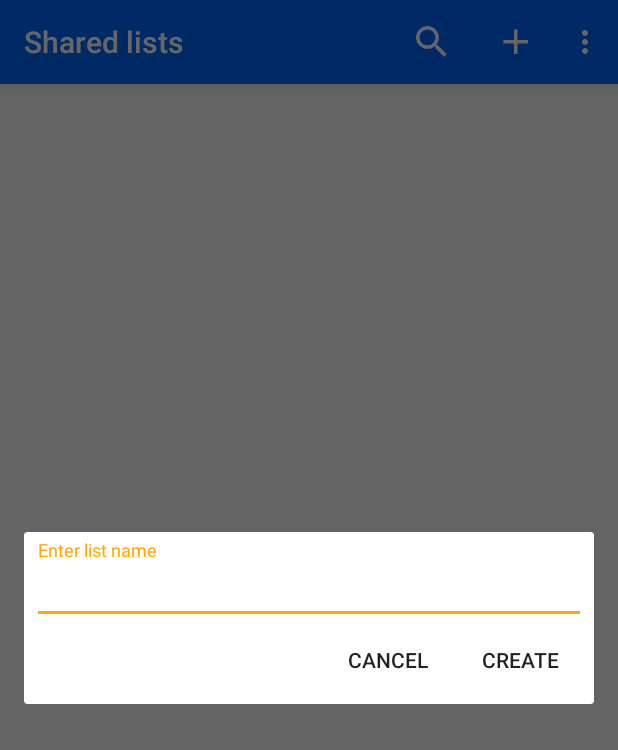
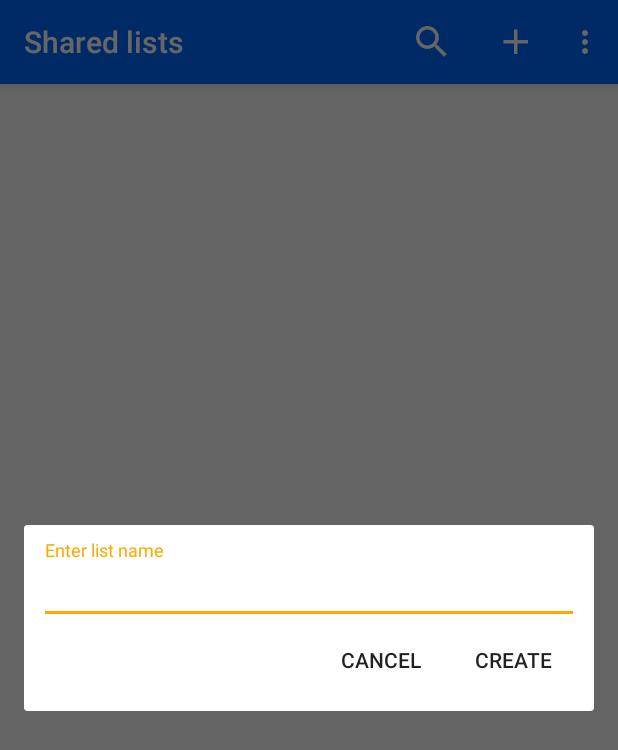
Before and after one commit to agbaria/SharedShoppingList, an Android app: the fragment EnterListNameFragment placed in its activity, on a phone screen of 412 x 824 dp. Shown: the top 750 px of the screen. Run offline under Robolectric (Android 15) with nearby library versions, the phone set to English and light mode, and no system bars; our stand-ins replace Firebase (no records; nobody signed in at launch, a user with empty details on screens opened directly).

```diff
--- a/app/src/main/java/dev/agbaria/sharedshoppinglist/Activities/MainActivity.java
+++ b/app/src/main/java/dev/agbaria/sharedshoppinglist/Activities/MainActivity.java
@@ -16,6 +16,7 @@ import dev.agbaria.sharedshoppinglist.Fragments.FriendsFragment;
 import dev.agbaria.sharedshoppinglist.Fragments.SavedListsFragment;
 import dev.agbaria.sharedshoppinglist.Fragments.SharedListsFragment;
 import dev.agbaria.sharedshoppinglist.R;
+import dev.agbaria.sharedshoppinglist.Utils;
 
 public class MainActivity extends AppCompatActivity {
 
@@ -47,6 +48,7 @@ public class MainActivity extends AppCompatActivity {
                 }
                 else if (isFirst){
                     isFirst = false;
+                    Utils.getUser();
                     Fragment shoppingLists = new SharedListsFragment();
                     getSupportFragmentManager().beginTransaction()
                             .add(R.id.content_main, shoppingLists).commit();
--- a/app/src/main/java/dev/agbaria/sharedshoppinglist/Adapters/ListInfoAdapter.java
+++ b/app/src/main/java/dev/agbaria/sharedshoppinglist/Adapters/ListInfoAdapter.java
@@ -57,9 +57,9 @@ public class ListInfoAdapter extends RecyclerView.Adapter<RecyclerView.ViewHolde
         if (viewType == FIRST){
             HeaderViewHolder viewHolder = (HeaderViewHolder) holder;
             viewHolder.listOwner.setText(list.getListOwner());
-            Date creationDate = new Date(list.getCreationTimeStamp() * 1000L);
+            Date creationDate = new Date(list.getCreationTimeStamp());
             viewHolder.creationDate.setText(DateFormat.format("dd/MM/yyyy", creationDate));
-            Date joinDate = new Date(myList.getJoinDate() * 1000L);
+            Date joinDate = new Date(myList.getJoinDate());
             viewHolder.joinDate.setText(DateFormat.format("dd/MM/yyyy", joinDate));
         }
         else{
--- a/app/src/main/java/dev/agbaria/sharedshoppinglist/Fragments/AddListFragment.java
+++ b/app/src/main/java/dev/agbaria/sharedshoppinglist/Fragments/EnterListNameFragment.java
@@ -3,6 +3,7 @@ package dev.agbaria.sharedshoppinglist.Fragments;
 
 import android.content.Intent;
 import android.os.Bundle;
+import android.support.annotation.NonNull;
 import android.support.v4.app.DialogFragment;
 import android.view.LayoutInflater;
 import android.view.View;
@@ -14,11 +15,14 @@ import dev.agbaria.sharedshoppinglist.R;
 /**
  * A simple {@link DialogFragment} subclass.
  */
-public class AddListFragment extends DialogFragment implements View.OnClickListener {
+public class EnterListNameFragment extends DialogFragment implements View.OnClickListener {
+
+    private static final int OK = 1;
+    private static final int NOT_OK = 2;
 
     private EditText etListName;
 
-    public AddListFragment() {
+    public EnterListNameFragment() {
         // Required empty public constructor
     }
 
@@ -26,7 +30,7 @@ public class AddListFragment extends DialogFragment implements View.OnClickListe
     public View onCreateView(LayoutInflater inflater, ViewGroup container,
                              Bundle savedInstanceState) {
         // Inflate the layout for this fragment
-        View view = inflater.inflate(R.layout.fragment_add_list, container, false);
+        View view = inflater.inflate(R.layout.fragment_enter_list_name, container, false);
         view.findViewById(R.id.btnCancel).setOnClickListener(this);
         view.findViewById(R.id.btnCreateListName).setOnClickListener(this);
         etListName = (EditText) view.findViewById(R.id.etAddListName);
@@ -40,9 +44,10 @@ public class AddListFragment extends DialogFragment implements View.OnClickListe
                 showError();
                 return;
             }
-            else getTargetFragment().onActivityResult(getTargetRequestCode(), 1, new Intent().putExtra("listName", getListName()));
+            else getTargetFragment().onActivityResult(getTargetRequestCode(), OK,
+                    new Intent().putExtra("listName", getListName()));
         }
-        else getTargetFragment().onActivityResult(getTargetRequestCode(), 0, null);
+        else getTargetFragment().onActivityResult(getTargetRequestCode(), NOT_OK, null);
         dismiss();
     }
 
@@ -51,11 +56,10 @@ public class AddListFragment extends DialogFragment implements View.OnClickListe
     }
 
     private boolean validate() {
-        if (getListName().length() < 3)
-            return false;
-        return true;
+        return getListName().length() >= 3;
     }
 
+    @NonNull
     private String getListName() {
         return etListName.getText().toString();
     }
--- a/app/src/main/java/dev/agbaria/sharedshoppinglist/Fragments/FriendsFragment.java
+++ b/app/src/main/java/dev/agbaria/sharedshoppinglist/Fragments/FriendsFragment.java
@@ -14,6 +14,7 @@ import android.view.MenuInflater;
 import android.view.MenuItem;
 import android.view.View;
 import android.view.ViewGroup;
+import android.view.inputmethod.InputMethodManager;
 import android.widget.EditText;
 import android.widget.ImageButton;
 import android.widget.Toast;
@@ -225,6 +226,8 @@ public class FriendsFragment extends Fragment
                         User friend = dataSnapshot.getValue(User.class);
                         rootRef.child("UserFriends").child(userID).child(encodedEmail).setValue(friend);
                         etAddFriend.setText("");
+                        InputMethodManager imm = (InputMethodManager) getActivity().getSystemService(getContext().INPUT_METHOD_SERVICE);
+                        imm.toggleSoftInput(InputMethodManager.SHOW_FORCED, 0);
                     }
                 }
 
--- a/app/src/main/java/dev/agbaria/sharedshoppinglist/Utils.java
+++ b/app/src/main/java/dev/agbaria/sharedshoppinglist/Utils.java
@@ -4,15 +4,24 @@ import android.widget.EditText;
 
 import com.google.firebase.auth.FirebaseAuth;
 import com.google.firebase.auth.FirebaseUser;
+import com.google.firebase.database.DataSnapshot;
+import com.google.firebase.database.DatabaseError;
+import com.google.firebase.database.FirebaseDatabase;
+import com.google.firebase.database.ValueEventListener;
 
 import java.util.regex.Matcher;
 import java.util.regex.Pattern;
 
+import dev.agbaria.sharedshoppinglist.Models.User;
+
 /**
- * Created by 3la2 on 10/01/2017.
+ * Created by agbaria on 10/01/2017.
+ *
  */
 
 public class Utils {
+
+    private static User user = null;
 
     public static boolean validate(String email, EditText editText) {
         boolean isValid = false;
@@ -29,12 +38,29 @@ public class Utils {
     }
 
     public static String getUserID() {
+        if (user != null)
+            return user.getEmail();
         FirebaseUser currentUser = FirebaseAuth.getInstance().getCurrentUser();
+        assert currentUser != null;
         return currentUser.getEmail().replaceAll("\\.", ",");
     }
 
     public static String getUserName() {
-        FirebaseUser currentUser = FirebaseAuth.getInstance().getCurrentUser();
-        return currentUser.getDisplayName();
+        return user.getName();
+    }
+
+    public static void getUser() {
+        FirebaseDatabase.getInstance().getReference().child("Users").child(getUserID())
+                .addListenerForSingleValueEvent(new ValueEventListener() {
+                    @Override
+                    public void onDataChange(DataSnapshot dataSnapshot) {
+                        user = dataSnapshot.getValue(User.class);
+                    }
+
+                    @Override
+                    public void onCancelled(DatabaseError databaseError) {
+
+                    }
+                });
     }
 }
--- a/app/src/main/res/layout/fragment_add_list.xml
+++ b/app/src/main/res/layout/fragment_enter_list_name.xml
@@ -2,8 +2,8 @@
     xmlns:tools="http://schemas.android.com/tools"
     android:layout_width="match_parent"
     android:layout_height="match_parent"
-    tools:context="dev.agbaria.sharedshoppinglist.Fragments.AddListFragment"
-    android:padding="5dp">
+    tools:context="dev.agbaria.sharedshoppinglist.Fragments.EnterListNameFragment"
+    android:padding="10dp">
 
     <android.support.design.widget.TextInputLayout
         android:layout_width="match_parent"
--- a/app/src/main/res/layout/friends_item.xml
+++ b/app/src/main/res/layout/friends_item.xml
@@ -9,14 +9,12 @@
         android:layout_width="wrap_content"
         android:layout_height="wrap_content"
         android:id="@+id/tvFriendName"
-        android:text="friendName"
         android:textSize="25sp"/>
 
     <TextView
         android:layout_width="wrap_content"
         android:layout_height="wrap_content"
         android:id="@+id/tvFriendEmail"
-        android:text="myEmail@5example.com"
         android:layout_below="@id/tvFriendName"/>
 
 </RelativeLayout>
--- a/app/src/main/res/layout/list_item_item.xml
+++ b/app/src/main/res/layout/list_item_item.xml
@@ -9,7 +9,6 @@
         android:layout_width="wrap_content"
         android:layout_height="wrap_content"
         android:id="@+id/tvItemName"
-        android:text="itemName"
         android:textSize="25sp"/>
 
 
--- a/app/src/main/res/layout/saved_list_item.xml
+++ b/app/src/main/res/layout/saved_list_item.xml
@@ -8,7 +8,6 @@
     <TextView
         android:layout_width="wrap_content"
         android:layout_height="wrap_content"
-        android:text="saved list name"
         android:id="@+id/tvSavedListName"
         android:textSize="25sp"
         android:paddingLeft="0dp"
--- a/app/src/main/res/layout/shared_list_item.xml
+++ b/app/src/main/res/layout/shared_list_item.xml
@@ -9,14 +9,12 @@
         android:layout_width="match_parent"
         android:layout_height="wrap_content"
         android:id="@+id/tvListName"
-        android:text="ListName"
-        android:textSize="25dp"/>
+        android:textSize="25sp"/>
 
     <TextView
         android:layout_width="match_parent"
         android:layout_height="wrap_content"
         android:id="@+id/tvListOwner"
-        android:text="shosmo"
         android:layout_below="@id/tvListName"
-        android:textSize="15dp"/>
+        android:textSize="15sp"/>
 </RelativeLayout>
--- a/app/src/main/res/values/strings.xml
+++ b/app/src/main/res/values/strings.xml
@@ -7,12 +7,10 @@
     <string name="reset">Reset</string>
     <string name="cancel">Cancel</string>
     <string name="add_new_list">Add new list</string>
-    <string name="title_activity_to_remove">ToRemove</string>
     <string name="action_saved_lists">Saved lists</string>
     <string name="action_profile">Profile</string>
     <string name="search_list">Search</string>
 
-    <string name="hello_blank_fragment">Hello blank fragment</string>
     <string name="action_favorite">Favorite</string>
     <string name="action_add_friend">Add friend</string>
     <string name="action_leave_list">Leave list</string>
@@ -23,4 +21,8 @@
     <string name="leave_btn">leave</string>
     <string name="create_new_list">create new list</string>
     <string name="or_select_from_list_below">Or select from list below:</string>
+    <string name="creation_date">Creation date:</string>
+    <string name="join_date">Join date:</string>
+    <string name="participants">Participants:</string>
+    <string name="created_by">Created by:</string>
 </resources>
```
Also changed, not shown: app/src/main/java/dev/agbaria/sharedshoppinglist/Adapters/SavedListsAdapter.java (+12 -14 lines), app/src/main/java/dev/agbaria/sharedshoppinglist/Fragments/ListItemsFragment.java (+7 -4 lines), app/src/main/java/dev/agbaria/sharedshoppinglist/Fragments/SavedListsFragment.java (+27 -20 lines), app/src/main/java/dev/agbaria/sharedshoppinglist/Fragments/SharedListsFragment.java (+69 -3 lines), app/src/main/java/dev/agbaria/sharedshoppinglist/Listeners/ListNameListener.java (deleted, +0 -12 lines), app/src/main/res/layout/list_info_header.xml (+5 -7 lines).
